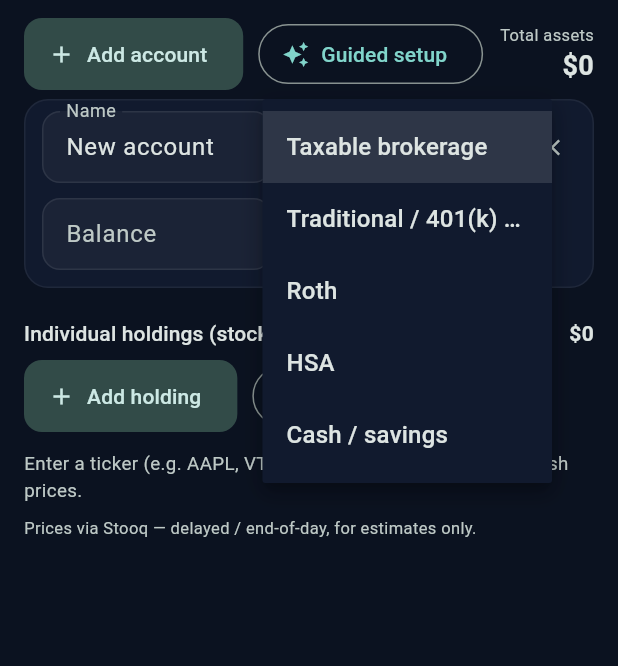
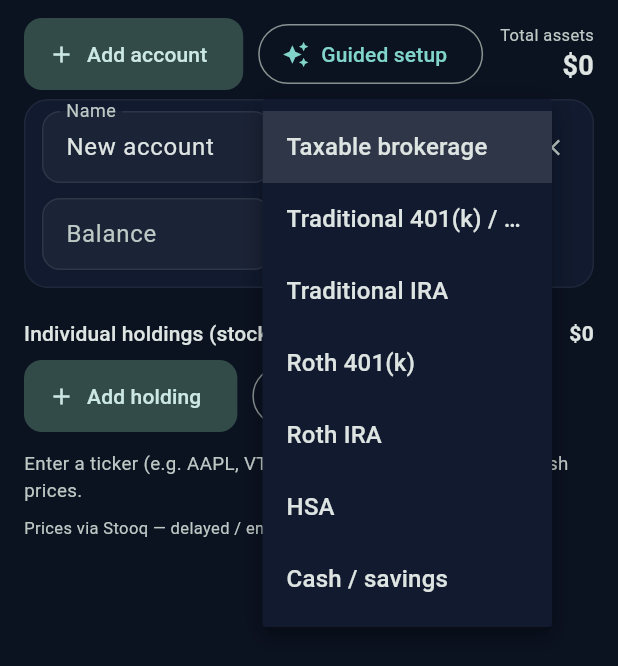
Before and after one commit to Bobs-Dev-Attic/Wealthy, a Flutter app: the InvestmentsTab widget shown alone on an empty page, opened directly, after a tap on "Add account", after a tap on "Taxable brokerage", on a phone screen of 412 x 824 dp. Shown: the top 666 px of the screen. Run offline on Flutter 3.47's test engine with Material 3 defaults, Android fonts, the phone set to English and light mode, and no system bars; our stand-ins replace fl_chart, flutter_riverpod, go_router, qr_flutter, shared_preferences, supabase_flutter; missing offline and left inert: mobile_scanner; accounts and stored records are empty.

Commit message:
Investments: split 401(k) and IRA by tax treatment (#21)
Distinguish specific account kinds — Traditional 401(k)/403(b),
Traditional IRA, Roth 401(k), Roth IRA — instead of collapsing them into
one Traditional and one Roth type. Each kind maps to a TaxBucket
(pre-tax / Roth / taxable / HSA / cash) that the planning engine switches
on, so balances are tracked separately while post-retirement taxation
stays correct (pre-tax 401k and IRA are taxed identically).

- New AccountType values + TaxBucket enum with labels; legacy 'traditional'
  / 'roth' rows map to a sensible kind on read (tax bucket unchanged).
- Engine buckets accounts/holdings by taxBucket rather than raw type.
- Investments interview asks for 401(k), Traditional IRA, Roth 401(k) and
  Roth IRA separately.
- New 'Assets by tax treatment' card on the Investments tab summarizing
  pre-tax vs Roth vs taxable balances — the figures that drive retirement
  taxes — with a note on ordinary-income taxation and RMDs.
- Migration widens the accounts/holdings CHECK constraints to the new kinds.


Claude-Session: https://claude.ai/code/session_018xKGDew6xYs3piMjpbgCt5

Co-authored-by: Claude <noreply@anthropic.com>

```diff
--- a/lib/models/enums.dart
+++ b/lib/models/enums.dart
@@ -1,5 +1,12 @@
-/// Account tax treatment.
-enum AccountType { taxable, traditional, roth, hsa, cash }
+/// A specific kind of account. Kinds are distinguished so balances can be
+/// tracked separately, but each maps to one [TaxBucket] that the planning engine
+/// uses for withdrawal ordering and post-retirement taxation.
+enum AccountType { taxable, traditional401k, traditionalIra, roth401k, rothIra, hsa, cash }
+
+/// How an account is taxed — the dimension that actually drives retirement-year
+/// taxes, regardless of the specific account kind. A Traditional 401(k) and a
+/// Traditional IRA share the same bucket because they are taxed identically.
+enum TaxBucket { taxable, taxDeferred, taxFree, hsa, cash }
 
 /// Income source kinds. `socialSecurity` is taxed specially (provisional income).
 enum IncomeType { socialSecurity, pension, annuity, employment, other }
@@ -38,22 +45,63 @@ enum WithdrawalStrategy { fixedPercent, inflationAdjusted, guardrails, vpw }
 extension AccountTypeX on AccountType {
   String get db => switch (this) {
         AccountType.taxable => 'taxable',
-        AccountType.traditional => 'traditional',
-        AccountType.roth => 'roth',
+        AccountType.traditional401k => 'traditional_401k',
+        AccountType.traditionalIra => 'traditional_ira',
+        AccountType.roth401k => 'roth_401k',
+        AccountType.rothIra => 'roth_ira',
         AccountType.hsa => 'hsa',
         AccountType.cash => 'cash',
       };
   String get label => switch (this) {
         AccountType.taxable => 'Taxable brokerage',
-        AccountType.traditional => 'Traditional / 401(k) / IRA',
-        AccountType.roth => 'Roth',
+        AccountType.traditional401k => 'Traditional 401(k) / 403(b)',
+        AccountType.traditionalIra => 'Traditional IRA',
+        AccountType.roth401k => 'Roth 401(k)',
+        AccountType.rothIra => 'Roth IRA',
         AccountType.hsa => 'HSA',
         AccountType.cash => 'Cash / savings',
       };
-  /// Tax-deferred accounts subject to Required Minimum Distributions.
-  bool get isTaxDeferred => this == AccountType.traditional;
-  static AccountType fromDb(String s) =>
-      AccountType.values.firstWhere((e) => e.db == s, orElse: () => AccountType.taxable);
+
+  /// The tax treatment that drives engine behavior (withdrawal order, RMDs,
+  /// and how each dollar is taxed in retirement).
+  TaxBucket get taxBucket => switch (this) {
+        AccountType.taxable => TaxBucket.taxable,
+        AccountType.traditional401k || AccountType.traditionalIra => TaxBucket.taxDeferred,
+        AccountType.roth401k || AccountType.rothIra => TaxBucket.taxFree,
+        AccountType.hsa => TaxBucket.hsa,
+        AccountType.cash => TaxBucket.cash,
+      };
+
+  /// Pre-tax accounts: taxed as ordinary income on withdrawal and subject to
+  /// Required Minimum Distributions.
+  bool get isTaxDeferred => taxBucket == TaxBucket.taxDeferred;
+
+  static AccountType fromDb(String s) => switch (s) {
+        // Legacy values stored before 401(k)/IRA were split into kinds. Tax
+        // treatment is unchanged; the user can re-pick the specific kind.
+        'traditional' => AccountType.traditional401k,
+        'roth' => AccountType.rothIra,
+        _ => AccountType.values.firstWhere((e) => e.db == s, orElse: () => AccountType.taxable),
+      };
+}
+
+extension TaxBucketX on TaxBucket {
+  String get label => switch (this) {
+        TaxBucket.taxable => 'Taxable',
+        TaxBucket.taxDeferred => 'Pre-tax (taxed at withdrawal)',
+        TaxBucket.taxFree => 'Roth (tax-free)',
+        TaxBucket.hsa => 'HSA (tax-free medical)',
+        TaxBucket.cash => 'Cash',
+      };
+
+  /// Short label for compact chips.
+  String get shortLabel => switch (this) {
+        TaxBucket.taxable => 'Taxable',
+        TaxBucket.taxDeferred => 'Pre-tax',
+        TaxBucket.taxFree => 'Roth',
+        TaxBucket.hsa => 'HSA',
+        TaxBucket.cash => 'Cash',
+      };
 }
 
 extension IncomeTypeX on IncomeType {
--- a/lib/models/holding.dart
+++ b/lib/models/holding.dart
@@ -7,7 +7,7 @@ class Holding {
   final String symbol;
   final String? name;
   final double shares;
-  final AccountType accountType; // taxable / traditional / roth / hsa
+  final AccountType accountType; // taxable / 401(k) / IRA / Roth / HSA
   final double costBasis;
   final double? lastPrice;
   final DateTime? lastPriceAt;
@@ -28,8 +28,10 @@ class Holding {
   /// Account types a holding can sit in (cash is excluded).
   static const investable = [
     AccountType.taxable,
-    AccountType.traditional,
-    AccountType.roth,
+    AccountType.traditional401k,
+    AccountType.traditionalIra,
+    AccountType.roth401k,
+    AccountType.rothIra,
     AccountType.hsa,
   ];
 
--- a/lib/screens/planner/interview.dart
+++ b/lib/screens/planner/interview.dart
@@ -236,9 +236,10 @@ Interview investmentsInterview() => Interview(
       steps: [
         _accountStep('Checking & savings', AccountType.cash),
         _accountStep('Brokerage / taxable', AccountType.taxable),
-        _accountStep('401(k) / 403(b)', AccountType.traditional),
-        _accountStep('Traditional IRA', AccountType.traditional),
-        _accountStep('Roth IRA / Roth 401(k)', AccountType.roth),
+        _accountStep('401(k) / 403(b)', AccountType.traditional401k),
+        _accountStep('Traditional IRA', AccountType.traditionalIra),
+        _accountStep('Roth 401(k)', AccountType.roth401k),
+        _accountStep('Roth IRA', AccountType.rothIra),
         _accountStep('HSA', AccountType.hsa),
         _accountStep('Other investments', AccountType.taxable),
       ],
--- a/lib/services/engine/retirement_projection.dart
+++ b/lib/services/engine/retirement_projection.dart
@@ -83,33 +83,33 @@ class PlanInputs {
   }) {
     double cash = 0, taxable = 0, basis = 0, trad = 0, roth = 0, hsa = 0;
     for (final a in accounts) {
-      switch (a.type) {
-        case AccountType.cash:
+      switch (a.type.taxBucket) {
+        case TaxBucket.cash:
           cash += a.balance;
-        case AccountType.taxable:
+        case TaxBucket.taxable:
           taxable += a.balance;
           basis += a.costBasis;
-        case AccountType.traditional:
+        case TaxBucket.taxDeferred:
           trad += a.balance;
-        case AccountType.roth:
+        case TaxBucket.taxFree:
           roth += a.balance;
-        case AccountType.hsa:
+        case TaxBucket.hsa:
           hsa += a.balance;
       }
     }
     for (final h in holdings) {
       final v = h.marketValue;
-      switch (h.accountType) {
-        case AccountType.taxable:
+      switch (h.accountType.taxBucket) {
+        case TaxBucket.taxable:
           taxable += v;
           basis += h.costBasis;
-        case AccountType.traditional:
+        case TaxBucket.taxDeferred:
           trad += v;
-        case AccountType.roth:
+        case TaxBucket.taxFree:
           roth += v;
-        case AccountType.hsa:
+        case TaxBucket.hsa:
           hsa += v;
-        case AccountType.cash:
+        case TaxBucket.cash:
           cash += v;
       }
     }
```
Also changed, not shown: lib/screens/planner/input_tabs.dart (+87 -0 lines), lib/state/plan_controller.dart (+13 -0 lines), 1 other file.
